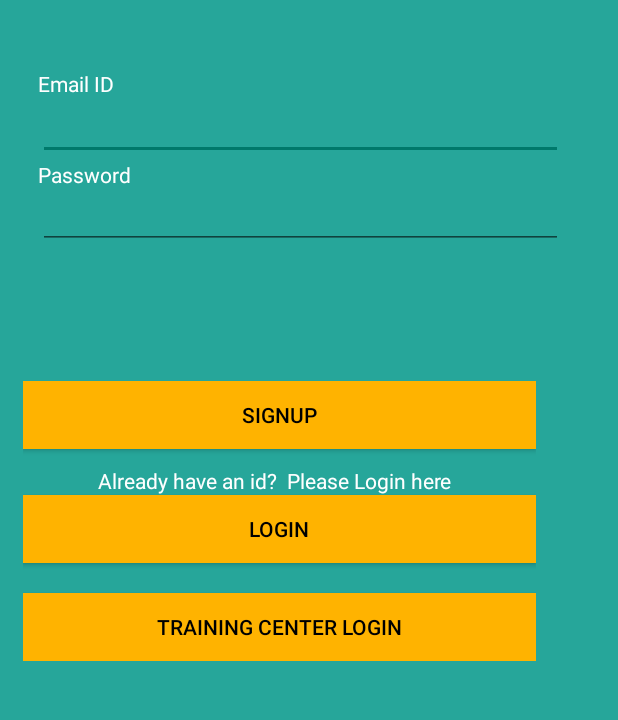
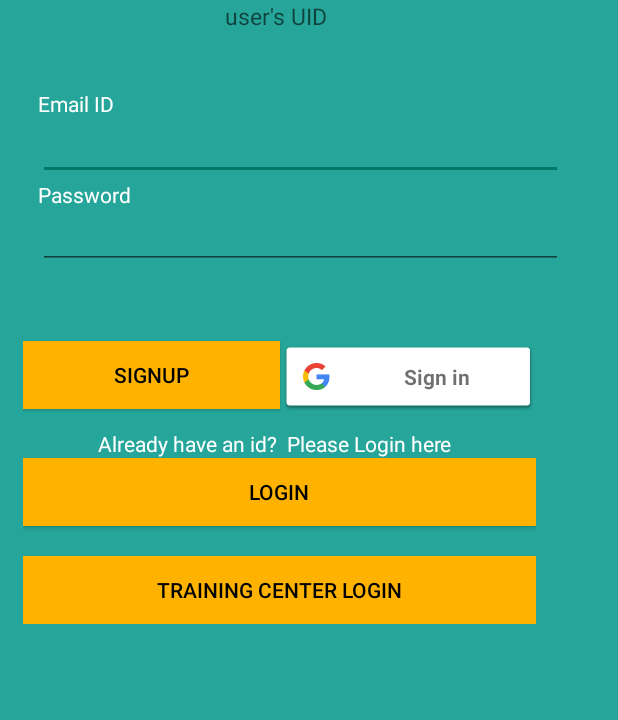
Before and after one commit to saisiddharth96/Project_Agni, an Android app: the screen it shows after launch (MainActivity), on a phone screen of 412 x 824 dp, the part 190-910 px from its top. Run offline under Robolectric (Android 15) with nearby library versions, the phone set to English and light mode, and no system bars; our stand-ins replace Firebase (no records; nobody signed in at launch, a user with empty details on screens opened directly); libraries missing offline, so code that uses them is left out: com.firebase.client.

Commit message:
Added Google Signin for the app and retrieved the uid from auth

```diff
--- a/app/build.gradle
+++ b/app/build.gradle
@@ -43,7 +43,10 @@ dependencies {
     compile 'com.android.support:design:25.2.0'
     compile 'com.firebase:firebase-client-android:2.5.2'
     compile 'com.google.firebase:firebase-crash:10.0.1'
+    compile 'com.google.android.gms:play-services-auth:10.2.0'
     testCompile 'junit:junit:4.12'
+    compile 'com.android.support:recyclerview-v7:25.3.0'
+    compile 'com.android.support:cardview-v7:25.3.0'
 }
 
 
@@ -55,4 +58,6 @@ dependencies {
 
 
 
+
+
 apply plugin: 'com.google.gms.google-services'
--- a/app/src/main/AndroidManifest.xml
+++ b/app/src/main/AndroidManifest.xml
@@ -30,6 +30,7 @@
             android:name=".LoginActivity"
             android:label="@string/title_activity_login"
             android:theme="@style/AppTheme.NoActionBar" />
+        <activity android:name=".UserProfile"></activity>
     </application>
 
 </manifest>
--- a/app/src/main/java/com/example/saisi/agni/MainActivity.java
+++ b/app/src/main/java/com/example/saisi/agni/MainActivity.java
@@ -8,14 +8,17 @@ import android.os.Bundle;
 import android.support.v7.view.menu.ShowableListMenu;
 import android.support.v7.widget.ButtonBarLayout;
 import android.text.TextUtils;
+import android.util.Log;
 import android.view.View;
 import android.widget.Button;
 import android.widget.EditText;
 import android.widget.ProgressBar;
+import android.widget.TextView;
 import android.widget.Toast;
 
 import com.firebase.client.Firebase;
 import com.firebase.client.authentication.Constants;
+import com.firebase.client.core.Tag;
 import com.google.android.gms.tasks.OnCompleteListener;
 import com.google.android.gms.tasks.OnSuccessListener;
 import com.google.android.gms.tasks.Task;
@@ -35,13 +38,16 @@ public class MainActivity extends AppCompatActivity {
     private Button mTrainingCenterLogin;
     private ProgressBar mProgressBar;
 
+
     //FireBase instance variables
 
     private FirebaseDatabase mFirebaseDatabase;
     private DatabaseReference mDatabaseReference;
     private FirebaseAuth mFirebaseAuth;
-    private FirebaseAuth.AuthStateListener mAuthStateListener;
     private Firebase mFirebase;
+
+    private FirebaseAuth.AuthStateListener mAuthListener;
+    private static final String TAG = "GoogleActivity";
 
     @Override
     public void onCreate(Bundle savedInstanceState) {
@@ -55,7 +61,9 @@ public class MainActivity extends AppCompatActivity {
         mPassword = (EditText)findViewById(R.id.password);
 
 
+
         mFirebaseAuth = FirebaseAuth.getInstance();
+
         FirebaseUser user = mFirebaseAuth.getCurrentUser();
 
         mTrainingCenterLogin.setOnClickListener(new View.OnClickListener() {
@@ -79,7 +87,23 @@ public class MainActivity extends AppCompatActivity {
                 startActivity(new Intent(MainActivity.this,LoginActivity.class));
             }
         });
+        mAuthListener = new FirebaseAuth.AuthStateListener() {
+            @Override
+            public void onAuthStateChanged(@NonNull FirebaseAuth firebaseAuth) {
+                FirebaseUser user = firebaseAuth.getCurrentUser();
+                if (user != null) {
+                    // User is signed in
+                    Log.d(TAG, "onAuthStateChanged:signed_in:" + user.getUid());
 
+                } else {
+                    // User is signed out
+                    Log.d(TAG, "onAuthStateChanged:signed_out");
+                }
+                // [START_EXCLUDE]
+
+                // [END_EXCLUDE]
+            }
+        };
     }
 
     public void registerUser(){
@@ -109,6 +133,7 @@ public class MainActivity extends AppCompatActivity {
                         if (task.isSuccessful()){
                       startActivity(new Intent(MainActivity.this,MoreUserDetails.class));
                        finish();
+
                    }
                    else
                    {
@@ -122,8 +147,9 @@ public class MainActivity extends AppCompatActivity {
     @Override
     protected void onStart() {
         super.onStart();
+
         if(mFirebaseAuth.getCurrentUser()!=null){
-            startActivity(new Intent(getApplicationContext(),UserProfile.class));
+            startActivity(new Intent(MainActivity.this,UserProfile.class));
         }
 
     }
@@ -131,9 +157,6 @@ public class MainActivity extends AppCompatActivity {
     @Override
     protected void onStop() {
         super.onStop();
-        if(mAuthStateListener!=null){
-            mFirebaseAuth.removeAuthStateListener(mAuthStateListener);
-        }
 
     }
 }
--- a/app/src/main/res/layout/activity_main.xml
+++ b/app/src/main/res/layout/activity_main.xml
@@ -8,17 +8,28 @@
     tools:context="com.example.saisi.agni.MainActivity"
     android:orientation="vertical">
 
-
+<LinearLayout
+    android:layout_width="match_parent"
+    android:layout_height="wrap_content"
+    android:orientation="vertical"
+    android:layout_marginTop="30sp">
     <TextView
         android:id="@+id/textView8"
         android:layout_width="wrap_content"
         android:layout_height="wrap_content"
-        android:layout_marginBottom="8sp"
-        android:layout_marginLeft="60sp"
-        android:layout_marginTop="30sp"
         android:text="Welcome to Agni"
         android:textColor="@color/common_google_signin_btn_text_dark_focused"
-        android:textSize="30sp" />
+        android:textSize="30sp"
+        android:layout_marginLeft="60sp"/>
+
+    <TextView
+        android:layout_width="wrap_content"
+        android:layout_height="wrap_content"
+        android:hint="user's UID"
+        android:textSize="15sp"
+        android:id="@+id/UidText"
+        android:layout_marginLeft="150sp"/>
+</LinearLayout>
 
     <LinearLayout
         android:layout_width="wrap_content"
@@ -76,17 +87,27 @@
         android:layout_marginRight="0sp"
         android:orientation="vertical"
         android:paddingBottom="20sp"
-        android:paddingTop="40sp">
+        android:paddingTop="0sp">
+        <LinearLayout
+            android:layout_width="match_parent"
+            android:layout_height="wrap_content"
+            android:orientation="horizontal">
 
         <Button
             android:id="@+id/SignUpButton"
             style="@style/Widget.AppCompat.Button.Colored"
-            android:layout_width="match_parent"
+            android:layout_width="171sp"
             android:layout_height="45sp"
             android:background="@color/Orange"
             android:text="SignUp"
             android:textAlignment="center"
             android:textColor="@color/common_google_signin_btn_text_dark_focused" />
+            <com.google.android.gms.common.SignInButton
+                android:layout_width="171sp"
+                android:layout_height="47sp"
+                android:id="@+id/GoogleSignInButton"></com.google.android.gms.common.SignInButton>
+
+        </LinearLayout>
 
         <TextView
             android:id="@+id/textView13"
```
Also changed, not shown: app/src/main/java/com/example/saisi/agni/GoogleSignInActivity.java (added, +211 -0 lines), app/src/main/java/com/example/saisi/agni/ListItems.java (added, +17 -0 lines), app/src/main/java/com/example/saisi/agni/MoreUserDetails.java (+8 -2 lines), app/src/main/java/com/example/saisi/agni/UserDetails.java (+7 -2 lines), app/src/main/java/com/example/saisi/agni/UserProfile.java (added, +13 -0 lines), app/src/main/res/layout/activity_more_user_details.xml (+9 -2 lines), app/src/main/res/layout/activity_user_profile.xml (added, +16 -0 lines), app/src/main/res/layout/list_item.xml (added, +28 -0 lines), app/src/main/res/drawable/background_image.jpg (added).
